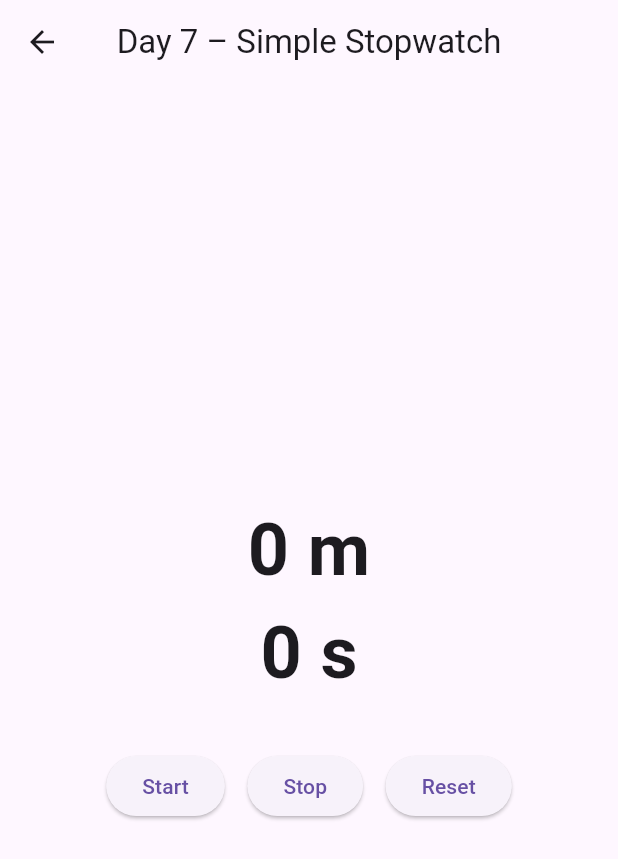
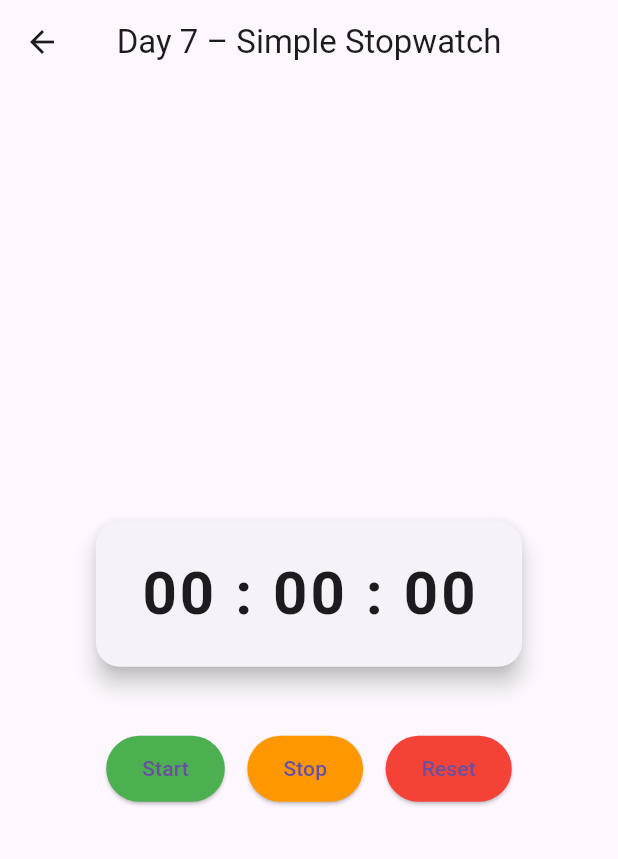
Before and after one commit to Gaurav-Basnet/Flutter_Learn, a Flutter app: the screen it shows after launch, after a tap on "Go To Timer Page", on a phone screen of 412 x 824 dp. Shown: the top 859 px of the screen. Run offline on Flutter 3.47's test engine with Material 3 defaults, Android fonts, the phone set to English and light mode, and no system bars.

```diff
--- a/lib/frames/widgettree.dart
+++ b/lib/frames/widgettree.dart
@@ -1,5 +1,4 @@
-import 'dart:async';
-
+import 'package:first_app/cards.dart';
 import 'package:first_app/counter.dart';
 import 'package:first_app/differentwidgets.dart';
 import 'package:first_app/rowsandcolumn.dart';
@@ -132,6 +131,46 @@ class _WidgettreeState extends State<Widgettree> {
                 style: TextStyle(color: Colors.white, fontSize: 16),
               ),
             ),
+            const SizedBox(height: 20, width: double.infinity),
+            ElevatedButton(
+              style: ElevatedButton.styleFrom(
+                backgroundColor: Colors.blue,
+                padding: const EdgeInsets.symmetric(
+                  horizontal: 20,
+                  vertical: 12,
+                ),
+              ),
+              onPressed: () {
+                Navigator.push(
+                  context,
+                  MaterialPageRoute(builder: (context) => Cards()),
+                );
+              },
+              child: const Text(
+                "Go To Cards & Items Page",
+                style: TextStyle(color: Colors.white, fontSize: 16),
+              ),
+            ),
+            const SizedBox(height: 20, width: double.infinity),
+            ElevatedButton(
+              style: ElevatedButton.styleFrom(
+                backgroundColor: Colors.blue,
+                padding: const EdgeInsets.symmetric(
+                  horizontal: 20,
+                  vertical: 12,
+                ),
+              ),
+              onPressed: () {
+                Navigator.push(
+                  context,
+                  MaterialPageRoute(builder: (context) => Cards()),
+                );
+              },
+              child: const Text(
+                "Go To Settings Page",
+                style: TextStyle(color: Colors.white, fontSize: 16),
+              ),
+            ),
           ],
         ),
       ),
--- a/lib/timer.dart
+++ b/lib/timer.dart
@@ -11,6 +11,9 @@ class SimpleStopwatch extends StatefulWidget {
 class _SimpleStopwatchState extends State<SimpleStopwatch> {
   int seconds = 0;
   int minutes = 0;
+  int hours = 0;
+  int day = 0;
+
   Timer? timer;
   bool isRunning = false;
 
@@ -20,9 +23,17 @@ class _SimpleStopwatchState extends State<SimpleStopwatch> {
     timer = Timer.periodic(const Duration(seconds: 1), (timer) {
       setState(() {
         seconds++;
-        if (seconds % 60 == 0) {
+        if (seconds == 60) {
+          seconds = 0;
           minutes++;
-          seconds = 0;
+        }
+        if (minutes == 60) {
+          minutes = 0;
+          hours++;
+        }
+        if (hours == 24) {
+          hours = 0;
+          day++;
         }
       });
     });
@@ -42,11 +53,15 @@ class _SimpleStopwatchState extends State<SimpleStopwatch> {
   void resetTimer() {
     timer?.cancel();
     setState(() {
+      seconds = 0;
       minutes = 0;
-      seconds = 0;
+      hours = 0;
+      day = 0;
       isRunning = false;
     });
   }
+
+  String twoDigits(int n) => n.toString().padLeft(2, '0');
 
   @override
   Widget build(BuildContext context) {
@@ -59,28 +74,76 @@ class _SimpleStopwatchState extends State<SimpleStopwatch> {
         child: Column(
           mainAxisAlignment: MainAxisAlignment.center,
           children: [
-            Text(
-              "$minutes m",
-              style: const TextStyle(fontSize: 48, fontWeight: FontWeight.bold),
-            ),
-            Text(
-              "$seconds s",
-              style: const TextStyle(fontSize: 48, fontWeight: FontWeight.bold),
+            Card(
+              elevation: 6,
+              shape: RoundedRectangleBorder(
+                borderRadius: BorderRadius.circular(16),
+              ),
+              child: Padding(
+                padding: const EdgeInsets.symmetric(
+                  horizontal: 30,
+                  vertical: 20,
+                ),
+                child: Column(
+                  children: [
+                    Text(
+                      "${twoDigits(hours)} : ${twoDigits(minutes)} : ${twoDigits(seconds)}",
+                      style: const TextStyle(
+                        fontSize: 40,
+                        fontWeight: FontWeight.bold,
+                        letterSpacing: 2,
+                      ),
+                    ),
+                    if (day > 0)
+                      Padding(
+                        padding: const EdgeInsets.only(top: 8),
+                        child: Text(
+                          "$day Day(s)",
+                          style: const TextStyle(fontSize: 16),
+                        ),
+                      ),
+                  ],
+                ),
+              ),
             ),
 
-            const SizedBox(height: 30),
+            const SizedBox(height: 40),
 
             Row(
               mainAxisAlignment: MainAxisAlignment.center,
               children: [
                 ElevatedButton(
+                  style: ElevatedButton.styleFrom(
+                    backgroundColor: Colors.green,
+                    padding: const EdgeInsets.symmetric(
+                      horizontal: 24,
+                      vertical: 12,
+                    ),
+                  ),
                   onPressed: startTimer,
                   child: const Text("Start"),
                 ),
                 const SizedBox(width: 15),
-                ElevatedButton(onPressed: stopTimer, child: const Text("Stop")),
+                ElevatedButton(
+                  style: ElevatedButton.styleFrom(
+                    backgroundColor: Colors.orange,
+                    padding: const EdgeInsets.symmetric(
+                      horizontal: 24,
+                      vertical: 12,
+                    ),
+                  ),
+                  onPressed: stopTimer,
+                  child: const Text("Stop"),
+                ),
                 const SizedBox(width: 15),
                 ElevatedButton(
+                  style: ElevatedButton.styleFrom(
+                    backgroundColor: Colors.red,
+                    padding: const EdgeInsets.symmetric(
+                      horizontal: 24,
+                      vertical: 12,
+                    ),
+                  ),
                   onPressed: resetTimer,
                   child: const Text("Reset"),
                 ),
```
Also changed, not shown: lib/cards.dart (added, +10 -0 lines), lib/settings.dart (added, +22 -0 lines).
